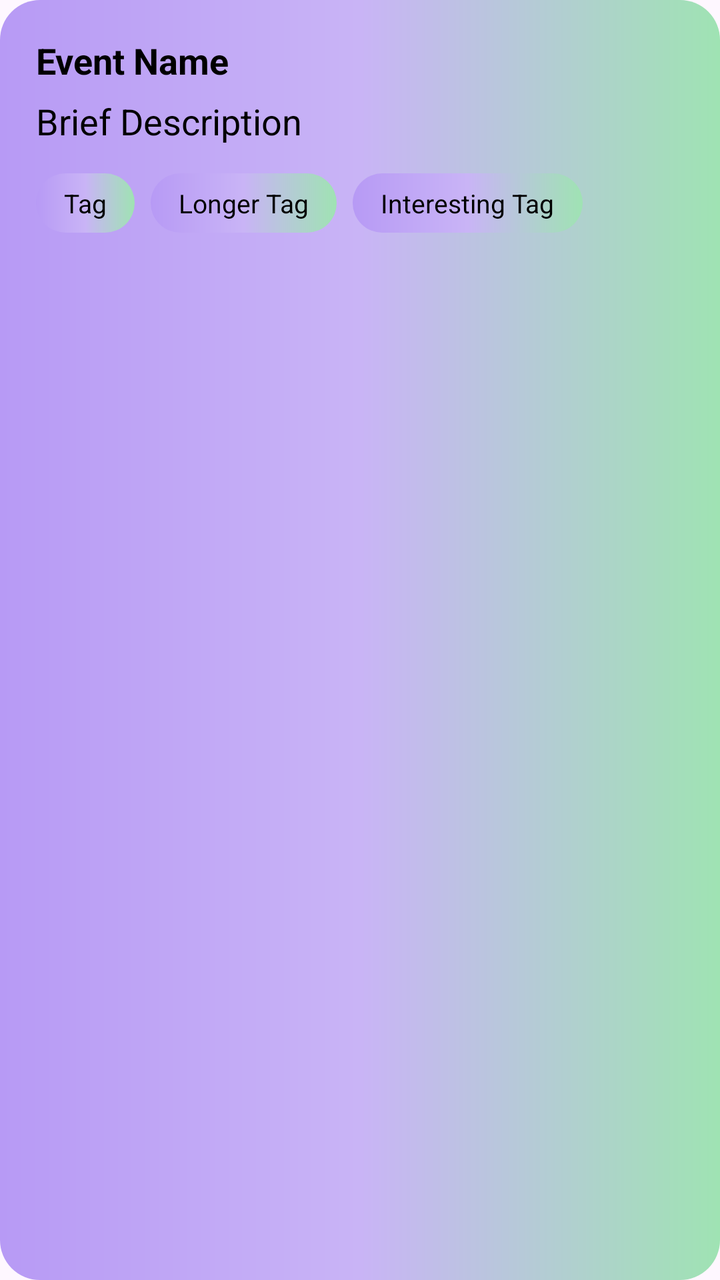
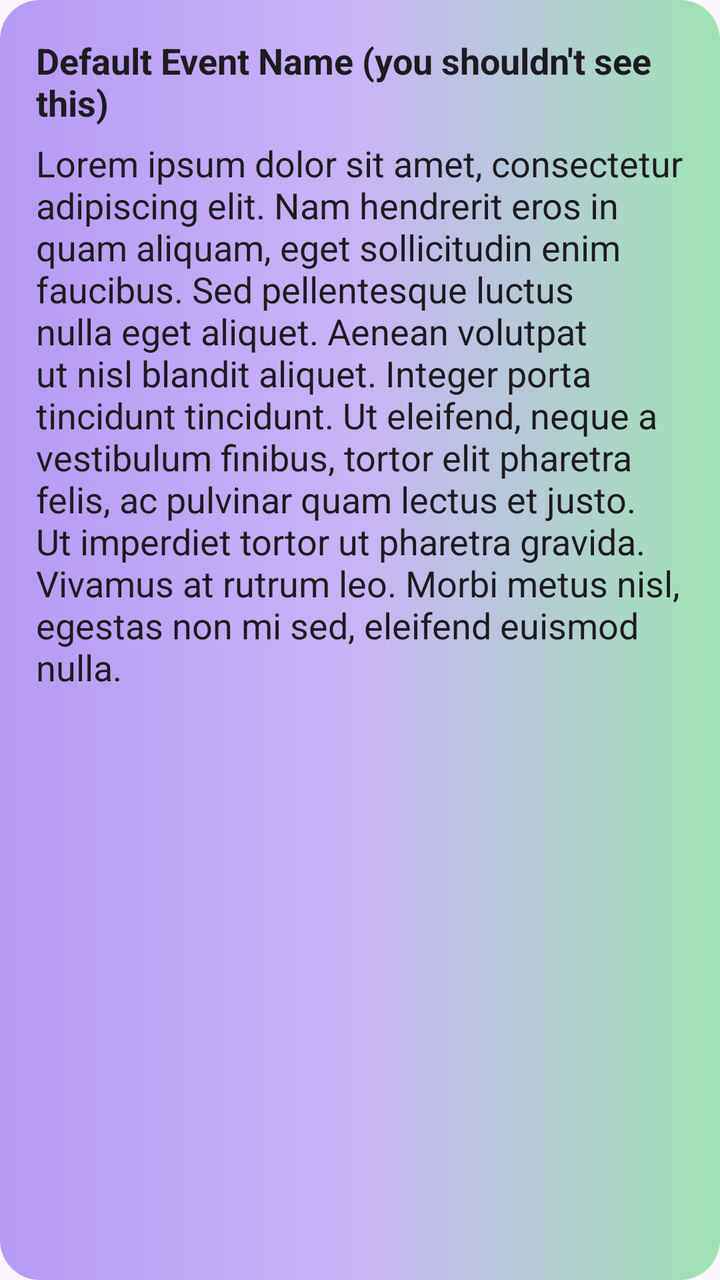

Screens rendered from an Android XML layout before and after an edit, with the pre-edit source and the edit as a unified diff.
<!-- AndroidManifest.xml: application theme Theme.AuroraEvents -->
<!-- res/layout/event_list_item.xml -->
<?xml version="1.0" encoding="utf-8"?>
<LinearLayout xmlns:android="http://schemas.android.com/apk/res/android"
    android:layout_width="match_parent"
    android:layout_height="wrap_content"
    android:orientation="vertical"
    android:padding="18dp"
    android:layout_marginStart="12dp"
    android:layout_marginEnd="12dp"
    android:layout_marginTop="8dp"
    android:layout_marginBottom="8dp"
    android:background="@drawable/event_list_card">

    <TextView
        android:id="@+id/event_name"
        android:layout_width="match_parent"
        android:layout_height="wrap_content"
        android:text="Event Name"
        android:textColor="@android:color/black"
        android:textSize="18sp"
        android:textStyle="bold" />

    <TextView
        android:id="@+id/event_description"
        android:layout_width="match_parent"
        android:layout_height="wrap_content"
        android:text="Brief Description"
        android:textColor="@android:color/black"
        android:textSize="18sp"
        android:layout_marginTop="6dp"/>

    <LinearLayout
        android:id="@+id/tag_shape"
        android:layout_width="wrap_content"
        android:layout_height="wrap_content"
        android:orientation="horizontal"
        android:layout_marginTop="10dp">

        <TextView
            android:id="@+id/event_tag_1"
            android:layout_width="wrap_content"
            android:layout_height="wrap_content"
            android:paddingStart="14dp"
            android:paddingTop="6dp"
            android:paddingEnd="14dp"
            android:paddingBottom="6dp"
            android:layout_marginEnd="8dp"
            android:text="Tag"
            android:textColor="@android:color/black"
            android:background="@drawable/event_tag_gradient"
            android:textSize="13sp"
            android:layout_marginTop="4dp"/>

        <TextView
            android:id="@+id/event_tag_2"
            android:layout_width="wrap_content"
            android:layout_height="wrap_content"
            android:text="Longer Tag"
            android:textColor="@android:color/black"
            android:background="@drawable/event_tag_gradient"
            android:paddingStart="14dp"
            android:paddingTop="6dp"
            android:paddingEnd="14dp"
            android:paddingBottom="6dp"
            android:layout_marginEnd="8dp"
            android:textSize="13sp"
            android:layout_marginTop="4dp"/>

        <TextView
            android:id="@+id/event_tag_3"
            android:layout_width="wrap_content"
            android:layout_height="wrap_content"
            android:text="Interesting Tag"
            android:textColor="@android:color/black"
            android:background="@drawable/event_tag_gradient"
            android:paddingStart="14dp"
            android:paddingTop="6dp"
            android:paddingEnd="14dp"
            android:paddingBottom="6dp"
            android:textSize="13sp"
            android:layout_marginTop="4dp"/>

    </LinearLayout>
</LinearLayout>
<!-- resources referenced by this layout -->
<resources>
  <!-- drawable event_list_card (drawable) -->
  <?xml version="1.0" encoding="utf-8"?>
  <shape  xmlns:android="http://schemas.android.com/apk/res/android"
      android:shape="rectangle">
      <gradient
          android:startColor="#B79AF5"
          android:centerColor="#C9B4F6"
          android:endColor="#9FE3B3"
          android:angle="0"/>
          <corners android:radius="20dp"/>
  </shape>
  <!-- drawable event_tag_gradient (drawable) -->
  <?xml version="1.0" encoding="utf-8"?>
  <shape xmlns:android="http://schemas.android.com/apk/res/android">
      <gradient
          android:startColor="#B79AF5"
          android:centerColor="#C9B4F6"
          android:endColor="#9FE3B3" />
      <corners android:radius="18dp" />
  </shape>
  <style name="Theme.AuroraEvents" parent="Base.Theme.AuroraEvents" />
  <style name="Base.Theme.AuroraEvents" parent="Theme.Material3.DayNight.NoActionBar">
          
          
      </style>
</resources>

<!-- the commit's change to res/layout/event_list_item.xml (unified diff, before → after) -->
@@ -14,8 +14,8 @@
         android:id="@+id/event_name"
         android:layout_width="match_parent"
         android:layout_height="wrap_content"
-        android:text="Event Name"
-        android:textColor="@android:color/black"
+        android:text="@string/default_event_name"
+        android:textColor="@color/dark_text"
         android:textSize="18sp"
         android:textStyle="bold" />
 
@@ -23,61 +23,8 @@
         android:id="@+id/event_description"
         android:layout_width="match_parent"
         android:layout_height="wrap_content"
-        android:text="Brief Description"
-        android:textColor="@android:color/black"
+        android:text="@string/lorem_ipsum"
+        android:textColor="@color/dark_text"
         android:textSize="18sp"
         android:layout_marginTop="6dp"/>
-
-    <LinearLayout
-        android:id="@+id/tag_shape"
-        android:layout_width="wrap_content"
-        android:layout_height="wrap_content"
-        android:orientation="horizontal"
-        android:layout_marginTop="10dp">
-
-        <TextView
-            android:id="@+id/event_tag_1"
-            android:layout_width="wrap_content"
-            android:layout_height="wrap_content"
-            android:paddingStart="14dp"
-            android:paddingTop="6dp"
-            android:paddingEnd="14dp"
-            android:paddingBottom="6dp"
-            android:layout_marginEnd="8dp"
-            android:text="Tag"
-            android:textColor="@android:color/black"
-            android:background="@drawable/event_tag_gradient"
-            android:textSize="13sp"
-            android:layout_marginTop="4dp"/>
-
-        <TextView
-            android:id="@+id/event_tag_2"
-            android:layout_width="wrap_content"
-            android:layout_height="wrap_content"
-            android:text="Longer Tag"
-            android:textColor="@android:color/black"
-            android:background="@drawable/event_tag_gradient"
-            android:paddingStart="14dp"
-            android:paddingTop="6dp"
-            android:paddingEnd="14dp"
-            android:paddingBottom="6dp"
-            android:layout_marginEnd="8dp"
-            android:textSize="13sp"
-            android:layout_marginTop="4dp"/>
-
-        <TextView
-            android:id="@+id/event_tag_3"
-            android:layout_width="wrap_content"
-            android:layout_height="wrap_content"
-            android:text="Interesting Tag"
-            android:textColor="@android:color/black"
-            android:background="@drawable/event_tag_gradient"
-            android:paddingStart="14dp"
-            android:paddingTop="6dp"
-            android:paddingEnd="14dp"
-            android:paddingBottom="6dp"
-            android:textSize="13sp"
-            android:layout_marginTop="4dp"/>
-
-    </LinearLayout>
 </LinearLayout>
<!-- resource entries referenced after the edit -->
@@ -1,5 +1,6 @@
 <!-- resources referenced by this layout -->
 <resources>
+  <color name="dark_text">#FF1D1B20</color>
   <!-- drawable event_list_card (drawable) -->
   <?xml version="1.0" encoding="utf-8"?>
   <shape  xmlns:android="http://schemas.android.com/apk/res/android"
@@ -11,15 +12,8 @@
           android:angle="0"/>
           <corners android:radius="20dp"/>
   </shape>
-  <!-- drawable event_tag_gradient (drawable) -->
-  <?xml version="1.0" encoding="utf-8"?>
-  <shape xmlns:android="http://schemas.android.com/apk/res/android">
-      <gradient
-          android:startColor="#B79AF5"
-          android:centerColor="#C9B4F6"
-          android:endColor="#9FE3B3" />
-      <corners android:radius="18dp" />
-  </shape>
+  <string name="default_event_name">Default Event Name (you shouldn\'t see this)</string>
+  <string name="lorem_ipsum">Lorem ipsum dolor sit amet, consectetur adipiscing elit. Nam hendrerit eros in quam aliquam, eget sollicitudin enim faucibus. Sed pellentesque luctus nulla eget aliquet. Aenean volutpat ut nisl blandit aliquet. Integer porta tincidunt tincidunt. Ut eleifend, neque a vestibulum finibus, tortor elit pharetra felis, ac pulvinar quam lectus et justo. Ut imperdiet tortor ut pharetra gravida. Vivamus at rutrum leo. Morbi metus nisl, egestas non mi sed, eleifend euismod nulla.</string>
   <style name="Theme.AuroraEvents" parent="Base.Theme.AuroraEvents" />
   <style name="Base.Theme.AuroraEvents" parent="Theme.Material3.DayNight.NoActionBar">
           
